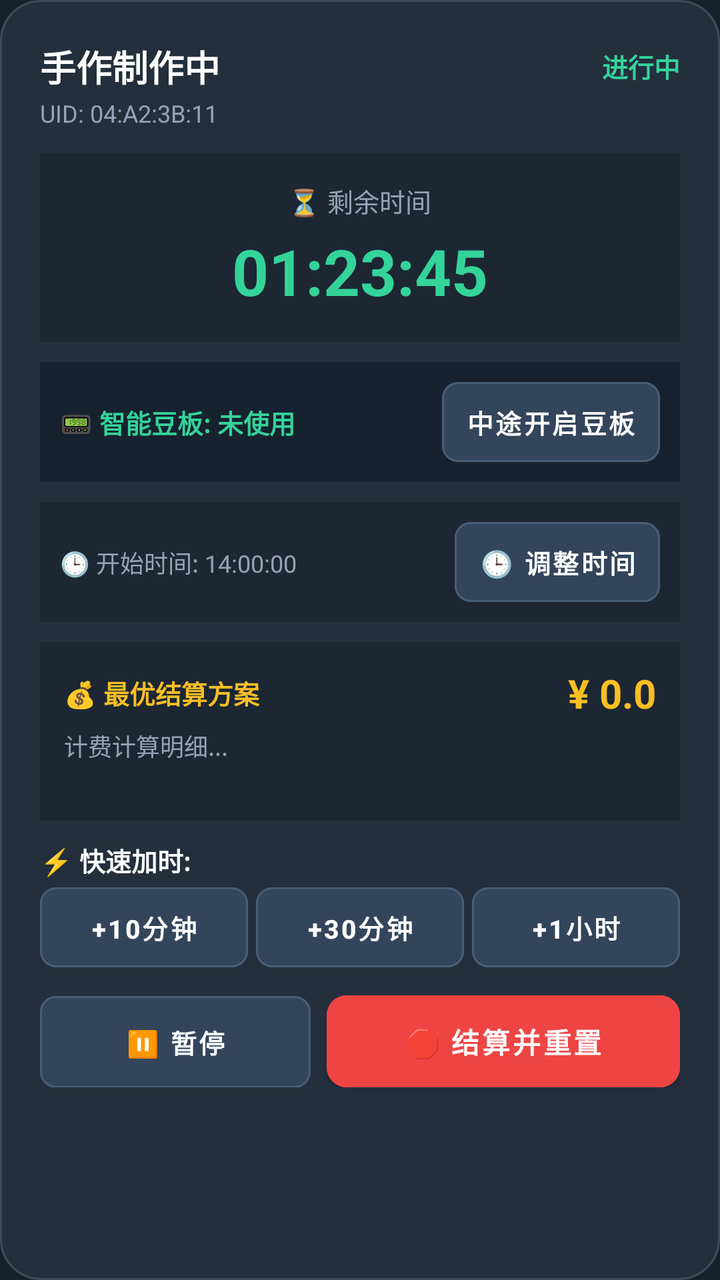
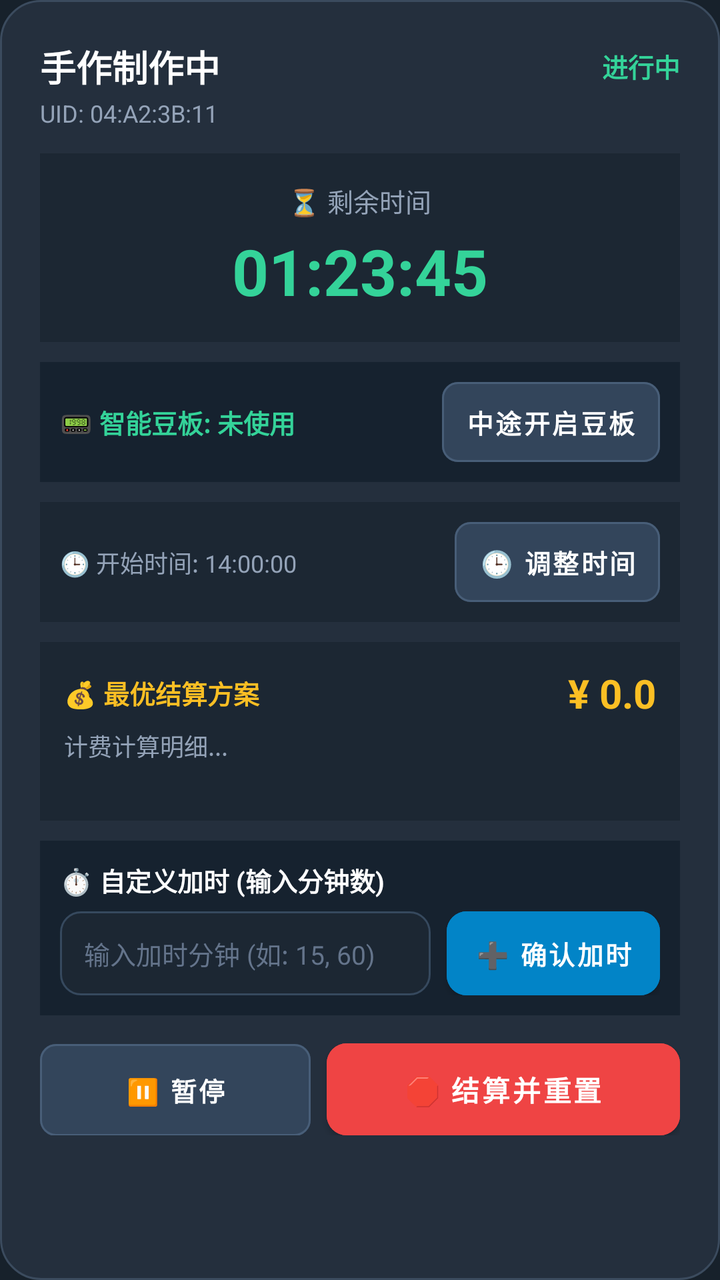

Two renders of the same Android screen: before a commit and after it. Below are the layout's source before the change and the commit's diff.
<!-- AndroidManifest.xml: application theme Theme.NfcTimer -->
<!-- res/layout/dialog_active_card_control.xml -->
<?xml version="1.0" encoding="utf-8"?>
<ScrollView xmlns:android="http://schemas.android.com/apk/res/android"
    android:layout_width="match_parent"
    android:layout_height="wrap_content"
    android:background="@drawable/dialog_rounded_bg">

    <LinearLayout
        android:layout_width="match_parent"
        android:layout_height="wrap_content"
        android:orientation="vertical"
        android:padding="20dp">

        
        <LinearLayout
            android:layout_width="match_parent"
            android:layout_height="wrap_content"
            android:gravity="center_vertical"
            android:orientation="horizontal">

            <TextView
                android:id="@+id/tvActiveTitle"
                android:layout_width="0dp"
                android:layout_height="wrap_content"
                android:layout_weight="1"
                android:text="手作制作中"
                android:textColor="#FFFFFF"
                android:textSize="18sp"
                android:textStyle="bold" />

            <TextView
                android:id="@+id/tvActiveStatusBadge"
                android:layout_width="wrap_content"
                android:layout_height="wrap_content"
                android:text="进行中"
                android:textColor="#34D399"
                android:textSize="13sp"
                android:textStyle="bold" />
        </LinearLayout>

        <TextView
            android:id="@+id/tvActiveUid"
            android:layout_width="wrap_content"
            android:layout_height="wrap_content"
            android:layout_marginTop="2dp"
            android:text="UID: 04:A2:3B:11"
            android:textColor="#94A3B8"
            android:textSize="12sp" />

        
        <LinearLayout
            android:layout_width="match_parent"
            android:layout_height="wrap_content"
            android:layout_marginTop="12dp"
            android:background="#1C2733"
            android:gravity="center"
            android:orientation="vertical"
            android:padding="14dp">

            <TextView
                android:id="@+id/tvActiveTimeLabel"
                android:layout_width="wrap_content"
                android:layout_height="wrap_content"
                android:text="⏳ 剩余时间"
                android:textColor="#94A3B8"
                android:textSize="13sp" />

            <TextView
                android:id="@+id/tvActiveRemainingBig"
                android:layout_width="wrap_content"
                android:layout_height="wrap_content"
                android:layout_marginTop="4dp"
                android:text="01:23:45"
                android:textColor="#34D399"
                android:textSize="32sp"
                android:textStyle="bold" />

            <TextView
                android:id="@+id/tvActiveOverdueAlert"
                android:layout_width="wrap_content"
                android:layout_height="wrap_content"
                android:layout_marginTop="4dp"
                android:background="#881337"
                android:paddingHorizontal="10dp"
                android:paddingVertical="3dp"
                android:text="🚨 已超时: 00:12:00"
                android:textColor="#FB7185"
                android:textSize="13sp"
                android:textStyle="bold"
                android:visibility="gone" />
        </LinearLayout>

        
        <LinearLayout
            android:layout_width="match_parent"
            android:layout_height="wrap_content"
            android:layout_marginTop="10dp"
            android:background="#16222F"
            android:orientation="vertical"
            android:padding="10dp">

            <LinearLayout
                android:layout_width="match_parent"
                android:layout_height="wrap_content"
                android:gravity="center_vertical"
                android:orientation="horizontal">

                <TextView
                    android:id="@+id/tvActiveDoubanStatus"
                    android:layout_width="0dp"
                    android:layout_height="wrap_content"
                    android:layout_weight="1"
                    android:text="📟 智能豆板: 未使用"
                    android:textColor="#34D399"
                    android:textSize="13sp"
                    android:textStyle="bold" />

                <Button
                    android:id="@+id/btnToggleActiveDouban"
                    style="@style/Widget.App.Button.TonalButton"
                    android:layout_width="wrap_content"
                    android:layout_height="40dp"
                    android:text="中途开启豆板"
                    android:textColor="#FFFFFF" />
            </LinearLayout>

            <TextView
                android:id="@+id/tvActiveDoubanTime"
                android:layout_width="wrap_content"
                android:layout_height="wrap_content"
                android:layout_marginTop="4dp"
                android:text="豆板已用时长: 00:00:00"
                android:textColor="#94A3B8"
                android:textSize="12sp"
                android:visibility="gone" />
        </LinearLayout>

        
        <LinearLayout
            android:layout_width="match_parent"
            android:layout_height="wrap_content"
            android:layout_marginTop="10dp"
            android:background="#1C2733"
            android:gravity="center_vertical"
            android:orientation="horizontal"
            android:padding="10dp">

            <TextView
                android:id="@+id/tvActiveStartTimeDisplay"
                android:layout_width="0dp"
                android:layout_height="wrap_content"
                android:layout_weight="1"
                android:text="🕒 开始时间: 14:00:00"
                android:textColor="#94A3B8"
                android:textSize="12sp" />

            <Button
                android:id="@+id/btnAdjustStartTime"
                style="@style/Widget.App.Button.TonalButton"
                android:layout_width="wrap_content"
                android:layout_height="40dp"
                android:text="🕒 调整时间"
                android:textColor="#FFFFFF" />
        </LinearLayout>

        
        <LinearLayout
            android:layout_width="match_parent"
            android:layout_height="wrap_content"
            android:layout_marginTop="10dp"
            android:background="#1C2733"
            android:orientation="vertical"
            android:padding="12dp">

            <LinearLayout
                android:layout_width="match_parent"
                android:layout_height="wrap_content"
                android:gravity="center_vertical"
                android:orientation="horizontal">

                <TextView
                    android:id="@+id/tvActiveBestPlanTitle"
                    android:layout_width="0dp"
                    android:layout_height="wrap_content"
                    android:layout_weight="1"
                    android:text="💰 最优结算方案"
                    android:textColor="#FBBF24"
                    android:textSize="13sp"
                    android:textStyle="bold" />

                <TextView
                    android:id="@+id/tvActivePriceBig"
                    android:layout_width="wrap_content"
                    android:layout_height="wrap_content"
                    android:text="¥ 0.0"
                    android:textColor="#FBBF24"
                    android:textSize="20sp"
                    android:textStyle="bold" />
            </LinearLayout>

            <TextView
                android:id="@+id/tvActiveFormula"
                android:layout_width="match_parent"
                android:layout_height="wrap_content"
                android:layout_marginTop="4dp"
                android:text="计费计算明细..."
                android:textColor="#94A3B8"
                android:textSize="12sp" />

            <TextView
                android:id="@+id/tvActiveBreakdown"
                android:layout_width="match_parent"
                android:layout_height="wrap_content"
                android:layout_marginTop="2dp"
                android:textColor="#64748B"
                android:textSize="11sp" />
        </LinearLayout>

        
        <LinearLayout
            android:id="@+id/llAddDurationSection"
            android:layout_width="match_parent"
            android:layout_height="wrap_content"
            android:layout_marginTop="10dp"
            android:orientation="vertical">

            <TextView
                android:layout_width="wrap_content"
                android:layout_height="wrap_content"
                android:text="⚡ 快速加时:"
                android:textColor="#FFFFFF"
                android:textSize="13sp"
                android:textStyle="bold" />

            <LinearLayout
                android:layout_width="match_parent"
                android:layout_height="wrap_content"
                android:layout_marginTop="4dp"
                android:orientation="horizontal">

                <Button
                    android:id="@+id/btnAdd10Min"
                    style="@style/Widget.App.Button.TonalButton"
                    android:layout_width="0dp"
                    android:layout_height="40dp"
                    android:layout_weight="1"
                    android:text="+10分钟"
                    android:textColor="#FFFFFF" />

                <Button
                    android:id="@+id/btnAdd30Min"
                    style="@style/Widget.App.Button.TonalButton"
                    android:layout_width="0dp"
                    android:layout_height="40dp"
                    android:layout_marginStart="4dp"
                    android:layout_weight="1"
                    android:text="+30分钟"
                    android:textColor="#FFFFFF" />

                <Button
                    android:id="@+id/btnAdd1Hour"
                    style="@style/Widget.App.Button.TonalButton"
                    android:layout_width="0dp"
                    android:layout_height="40dp"
                    android:layout_marginStart="4dp"
                    android:layout_weight="1"
                    android:text="+1小时"
                    android:textColor="#FFFFFF" />
            </LinearLayout>
        </LinearLayout>

        
        <LinearLayout
            android:layout_width="match_parent"
            android:layout_height="wrap_content"
            android:layout_marginTop="14dp"
            android:orientation="horizontal">

            <Button
                android:id="@+id/btnActivePause"
                style="@style/Widget.App.Button.TonalButton"
                android:layout_width="0dp"
                android:layout_height="46dp"
                android:layout_weight="1"
                android:text="⏸️ 暂停"
                android:textColor="#FFFFFF" />

            <Button
                android:id="@+id/btnActiveStop"
                style="@style/Widget.App.Button"
                android:layout_width="0dp"
                android:layout_height="46dp"
                android:layout_marginStart="8dp"
                android:layout_weight="1.3"
                android:backgroundTint="#EF4444"
                android:text="🛑 结算并重置"
                android:textColor="#FFFFFF" />
        </LinearLayout>

    </LinearLayout>
</ScrollView>
<!-- resources referenced by this layout -->
<resources>
  <!-- drawable dialog_rounded_bg (drawable) -->
  <?xml version="1.0" encoding="utf-8"?>
  <shape xmlns:android="http://schemas.android.com/apk/res/android"
      android:shape="rectangle">
      <solid android:color="#242F3D" />
      <corners android:radius="20dp" />
      <stroke
          android:width="1dp"
          android:color="#3B4B5E" />
  </shape>
  <style name="Widget.App.Button" parent="Widget.MaterialComponents.Button">
          <item name="android:textSize">14sp</item>
          <item name="android:textStyle">bold</item>
          <item name="android:textAllCaps">false</item>
          <item name="android:textColor">#FFFFFF</item>
          <item name="android:insetTop">0dp</item>
          <item name="android:insetBottom">0dp</item>
          <item name="android:minHeight">44dp</item>
          <item name="android:paddingHorizontal">14dp</item>
          <item name="android:paddingVertical">6dp</item>
          <item name="backgroundTint">#2AABEE</item>
          <item name="cornerRadius">10dp</item>
      </style>
  <style name="Widget.App.Button.TonalButton" parent="Widget.MaterialComponents.Button.UnelevatedButton">
          <item name="android:textSize">13sp</item>
          <item name="android:textStyle">bold</item>
          <item name="android:textAllCaps">false</item>
          <item name="android:textColor">#FFFFFF</item>
          <item name="android:insetTop">0dp</item>
          <item name="android:insetBottom">0dp</item>
          <item name="android:minHeight">38dp</item>
          <item name="android:paddingHorizontal">12dp</item>
          <item name="android:paddingVertical">4dp</item>
          <item name="backgroundTint">#33455B</item>
          <item name="cornerRadius">8dp</item>
          <item name="strokeColor">#485E78</item>
          <item name="strokeWidth">1dp</item>
      </style>
  <style name="Theme.NfcTimer" parent="Theme.MaterialComponents.DayNight.NoActionBar">
          <item name="colorPrimary">#2AABEE</item>
          <item name="colorPrimaryVariant">#229ED9</item>
          <item name="colorOnPrimary">#FFFFFF</item>
          <item name="colorSecondary">#2AABEE</item>
          <item name="android:windowBackground">@color/tg_background</item>
          <item name="android:statusBarColor">#17212B</item>
          <item name="android:navigationBarColor">#17212B</item>
          
          <item name="colorSurface">@color/tg_surface</item>
          <item name="colorOnSurface">@color/tg_text_primary</item>
  
          <item name="materialButtonStyle">@style/Widget.App.Button</item>
          <item name="borderlessButtonStyle">@style/Widget.App.Button.TextButton</item>
      </style>
  <color name="tg_background">#17212B</color>
  <color name="tg_surface">#242F3D</color>
  <color name="tg_text_primary">#FFFFFF</color>
  <style name="Widget.App.Button.TextButton" parent="Widget.MaterialComponents.Button.TextButton">
          <item name="android:textSize">14sp</item>
          <item name="android:textStyle">bold</item>
          <item name="android:textAllCaps">false</item>
          <item name="android:textColor">#90CAF9</item>
          <item name="android:insetTop">0dp</item>
          <item name="android:insetBottom">0dp</item>
          <item name="android:minHeight">40dp</item>
          <item name="android:paddingHorizontal">12dp</item>
          <item name="android:paddingVertical">6dp</item>
      </style>
</resources>

<!-- the commit's change to res/layout/dialog_active_card_control.xml (unified diff, before → after) -->
@@ -221,12 +221,14 @@
             android:layout_width="match_parent"
             android:layout_height="wrap_content"
             android:layout_marginTop="10dp"
-            android:orientation="vertical">
-
-            <TextView
-                android:layout_width="wrap_content"
-                android:layout_height="wrap_content"
-                android:text="⚡ 快速加时:"
+            android:background="#16222F"
+            android:orientation="vertical"
+            android:padding="10dp">
+
+            <TextView
+                android:layout_width="wrap_content"
+                android:layout_height="wrap_content"
+                android:text="⏱️ 自定义加时 (输入分钟数)"
                 android:textColor="#FFFFFF"
                 android:textSize="13sp"
                 android:textStyle="bold" />
@@ -234,37 +236,34 @@
             <LinearLayout
                 android:layout_width="match_parent"
                 android:layout_height="wrap_content"
-                android:layout_marginTop="4dp"
+                android:layout_marginTop="6dp"
+                android:gravity="center_vertical"
                 android:orientation="horizontal">
 
+                <EditText
+                    android:id="@+id/etCustomAddMinutes"
+                    android:layout_width="0dp"
+                    android:layout_height="42dp"
+                    android:layout_weight="1"
+                    android:background="@drawable/edit_text_bg"
+                    android:hint="输入加时分钟 (如: 15, 60)"
+                    android:inputType="number"
+                    android:paddingHorizontal="12dp"
+                    android:textColor="#FFFFFF"
+                    android:textColorHint="#64748B"
+                    android:textSize="13sp" />
+
                 <Button
-                    android:id="@+id/btnAdd10Min"
-                    style="@style/Widget.App.Button.TonalButton"
-                    android:layout_width="0dp"
-                    android:layout_height="40dp"
-                    android:layout_weight="1"
-                    android:text="+10分钟"
-                    android:textColor="#FFFFFF" />
-
-                <Button
-                    android:id="@+id/btnAdd30Min"
-                    style="@style/Widget.App.Button.TonalButton"
-                    android:layout_width="0dp"
-                    android:layout_height="40dp"
-                    android:layout_marginStart="4dp"
-                    android:layout_weight="1"
-                    android:text="+30分钟"
-                    android:textColor="#FFFFFF" />
-
-                <Button
-                    android:id="@+id/btnAdd1Hour"
-                    style="@style/Widget.App.Button.TonalButton"
-                    android:layout_width="0dp"
-                    android:layout_height="40dp"
-                    android:layout_marginStart="4dp"
-                    android:layout_weight="1"
-                    android:text="+1小时"
-                    android:textColor="#FFFFFF" />
+                    android:id="@+id/btnConfirmAddMinutes"
+                    style="@style/Widget.App.Button"
+                    android:layout_width="wrap_content"
+                    android:layout_height="42dp"
+                    android:layout_marginStart="8dp"
+                    android:backgroundTint="#0284C7"
+                    android:text="➕ 确认加时"
+                    android:textColor="#FFFFFF"
+                    android:textSize="13sp"
+                    android:textStyle="bold" />
             </LinearLayout>
         </LinearLayout>
 
<!-- resource entries referenced after the edit -->
@@ -10,6 +10,24 @@
           android:width="1dp"
           android:color="#3B4B5E" />
   </shape>
+  <!-- drawable edit_text_bg (drawable) -->
+  <?xml version="1.0" encoding="utf-8"?>
+  <selector xmlns:android="http://schemas.android.com/apk/res/android">
+      <item android:state_focused="true">
+          <shape android:shape="rectangle">
+              <solid android:color="#212F3D" />
+              <corners android:radius="10dp" />
+              <stroke android:width="1.5dp" android:color="#2AABEE" />
+          </shape>
+      </item>
+      <item>
+          <shape android:shape="rectangle">
+              <solid android:color="#1C2733" />
+              <corners android:radius="10dp" />
+              <stroke android:width="1dp" android:color="#36495E" />
+          </shape>
+      </item>
+  </selector>
   <style name="Widget.App.Button" parent="Widget.MaterialComponents.Button">
           <item name="android:textSize">14sp</item>
           <item name="android:textStyle">bold</item>
